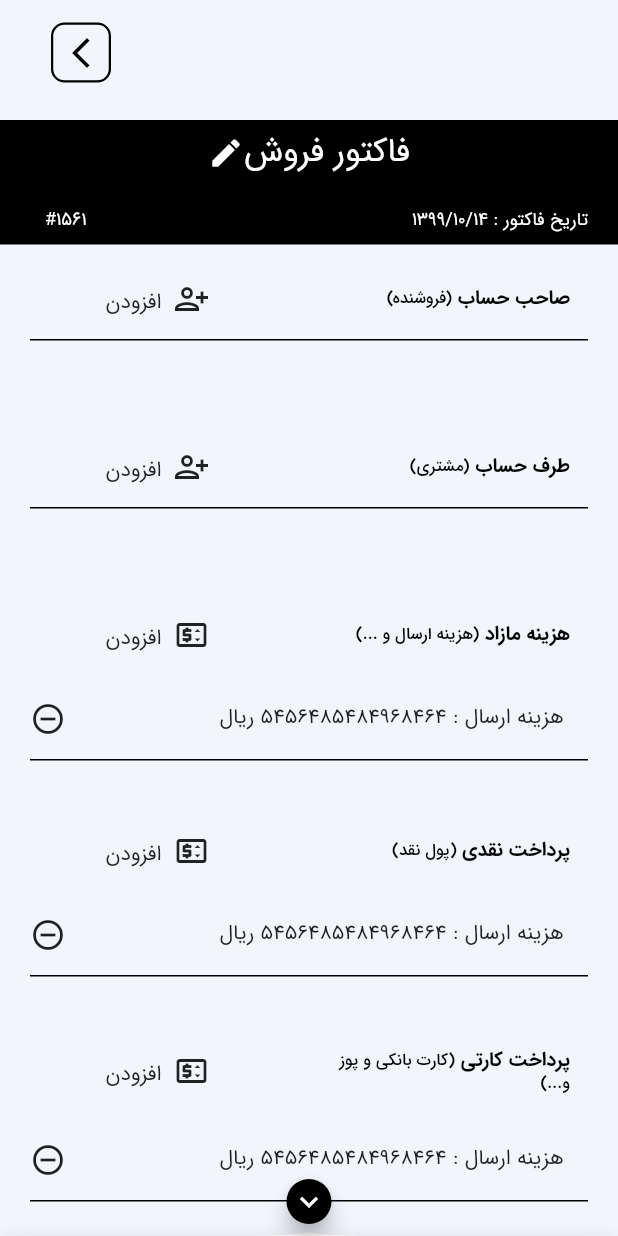
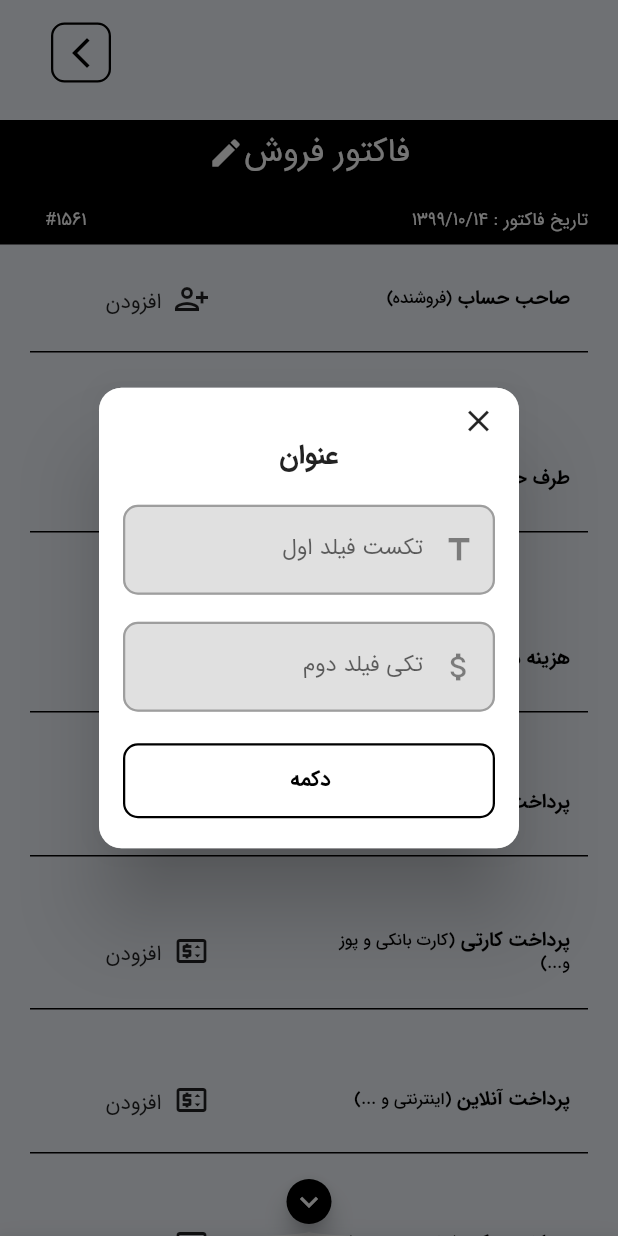
Before and after one commit to pedrammgd/factor-flutter, a Flutter app: the FactorUnofficialSpecificationPage screen opened by its route, after a tap on an icon or button, on a phone screen of 412 x 824 dp. Run offline on Flutter 3.47's test engine with Material 2 defaults, Android fonts, the light colour scheme and no system bars; our stand-ins replace animate_do, firebase_core, firebase_messaging, flutter_local_notifications, get, image_picker and 4 more; missing offline and left inert: file_saver, persian_number_utility, syncfusion_flutter_pdf, syncfusion_flutter_pdfviewer; accounts and stored records are empty.

Commit message:
add some feauter to factor specefic

```diff
--- a/lib/controllers/factor_unofficial_specification/factor_unofficial_specification_controller.dart
+++ b/lib/controllers/factor_unofficial_specification/factor_unofficial_specification_controller.dart
@@ -5,6 +5,7 @@ import 'package:factor_flutter_mobile/core/constans/constans.dart';
 import 'package:factor_flutter_mobile/models/buyer_view_model/buyer_view_model.dart';
 import 'package:factor_flutter_mobile/models/factor_unofficial_item_view_model/factor_unofficial_item_view_model.dart';
 import 'package:factor_flutter_mobile/models/my_profile_view_model/my_profile_view_model.dart';
+import 'package:factor_flutter_mobile/models/specification_cost_view_model/specification_cost_view_model.dart';
 import 'package:flutter/material.dart';
 import 'package:get/get.dart';
 import 'package:shared_preferences/shared_preferences.dart';
@@ -15,10 +16,16 @@ class FactorUnofficialSpecificationController extends GetxController {
     super.onInit();
     initSharedPreferences();
     scrollController.addListener(() {
-      print(scrollController.offset);
       offsetScroll.value = scrollController.offset;
     });
   }
+
+  RxList<SpecificationCostViewModel> excessCostList =
+      <SpecificationCostViewModel>[].obs;
+  TextEditingController excessCostTitleTextEditingController =
+      TextEditingController();
+  TextEditingController excessCostPriceTextEditingController =
+      TextEditingController();
 
   RxDouble offsetScroll = 0.0.obs;
   final ScrollController scrollController = ScrollController();
--- /dev/null
+++ b/lib/models/specification_cost_view_model/specification_cost_view_model.dart
@@ -0,0 +1,24 @@
+class SpecificationCostViewModel {
+  SpecificationCostViewModel({
+    required this.id,
+    required this.title,
+    required this.price,
+  });
+
+  final String id;
+  final String title;
+  final String price;
+
+  factory SpecificationCostViewModel.fromJson(Map<String, dynamic> json) =>
+      SpecificationCostViewModel(
+        id: json['id'],
+        title: json['title'],
+        price: json['price'],
+      );
+
+  Map<String, dynamic> toJson() => {
+        'id': id,
+        'title': title,
+        'price': price,
+      };
+}
--- a/lib/views/factor_unofficial_specification/factor_unofficial_specification_page.dart
+++ b/lib/views/factor_unofficial_specification/factor_unofficial_specification_page.dart
@@ -5,7 +5,9 @@ import 'package:factor_flutter_mobile/controllers/factor_unofficial_specificatio
 import 'package:factor_flutter_mobile/core/constans/constans.dart';
 import 'package:factor_flutter_mobile/core/router/factor_pages.dart';
 import 'package:factor_flutter_mobile/models/factor_unofficial_item_view_model/factor_unofficial_item_view_model.dart';
+import 'package:factor_flutter_mobile/models/specification_cost_view_model/specification_cost_view_model.dart';
 import 'package:factor_flutter_mobile/views/buyer/buyer_page.dart';
+import 'package:factor_flutter_mobile/views/factor_unofficial_specification/widgets/factor_unofficial_specification_dialog.dart';
 import 'package:factor_flutter_mobile/views/shared/widgets/bottom_sheet_total_price_widget.dart';
 import 'package:factor_flutter_mobile/views/shared/widgets/custom_factor_divider.dart';
 import 'package:factor_flutter_mobile/views/shared/widgets/expandable/factor_expandable.dart';
@@ -100,29 +102,54 @@ class FactorUnofficialSpecificationPage
                   }),
               Constants.largeVerticalSpacer,
               _factorSelectButton(
+                itemList: controller.excessCostList,
                 hasBottomItem: true,
                 icon: const Icon(Icons.price_change_outlined),
                 title: 'هزینه مازاد ',
                 bracesWord: 'هزینه ارسال و ...',
-                onTap: () {},
+                onTap: () async {
+                  final result = await Get.dialog(
+                    FactorUnofficialSpecificationDialog(
+                      topTextEditingController:
+                          controller.excessCostTitleTextEditingController,
+                      bottomTextEditingController:
+                          controller.excessCostPriceTextEditingController,
+                      buttonOnTap: () {
+                        controller.excessCostList.add(
+                            SpecificationCostViewModel(
+                                id: '',
+                                price: controller
+                                    .excessCostPriceTextEditingController.text,
+                                title: controller
+                                    .excessCostTitleTextEditingController
+                                    .text));
+                        Get.back();
+                      },
+                    ),
+                  );
+
+                  if (result == true) {
+                    print('eee');
+                  }
+                },
               ),
               _factorSelectButton(
-                  hasBottomItem: true,
+                  hasBottomItem: false,
                   icon: const Icon(Icons.price_change_outlined),
                   title: 'پرداخت نقدی ',
                   bracesWord: 'پول نقد'),
               _factorSelectButton(
-                  hasBottomItem: true,
+                  hasBottomItem: false,
                   icon: const Icon(Icons.price_change_outlined),
                   title: 'پرداخت کارتی ',
                   bracesWord: 'کارت بانکی و پوز و...'),
               _factorSelectButton(
-                  hasBottomItem: true,
+                  hasBottomItem: false,
                   icon: const Icon(Icons.price_change_outlined),
                   title: 'پرداخت آنلاین ',
                   bracesWord: 'اینترنتی و ...'),
               _factorSelectButton(
-                  hasBottomItem: true,
+                  hasBottomItem: false,
                   icon: const Icon(Icons.price_change_outlined),
                   title: 'پرداخت چکی ',
                   bracesWord: 'چک و سفته ...'),
@@ -220,6 +247,7 @@ class FactorUnofficialSpecificationPage
     Function()? onTap,
     bool isSelectedName = false,
     String selectedText = '',
+    RxList<SpecificationCostViewModel>? itemList,
   }) {
     return InkWell(
       onTap: onTap,
@@ -279,21 +307,25 @@ class FactorUnofficialSpecificationPage
               Constants.largeHorizontalSpacer,
             ],
           ),
-          Constants.mediumVerticalSpacer,
+          Constants.largeVerticalSpacer,
           if (hasBottomItem)
-            InkWell(
-              onTap: () {},
-              child: Column(
+            ListView.builder(
+              itemCount: itemList?.length,
+              shrinkWrap: true,
+              physics: const NeverScrollableScrollPhysics(),
+              itemBuilder: (context, index) => Column(
                 children: [
-                  Constants.mediumVerticalSpacer,
+                  // Constants.mediumVerticalSpacer,
                   Row(
                     mainAxisAlignment: MainAxisAlignment.spaceBetween,
-                    children: const [
+                    children: [
                       Padding(
-                        padding: EdgeInsetsDirectional.only(start: 32),
-                        child: Text(' هزینه ارسال : 5456485484968464 ریال'),
+                        padding: const EdgeInsetsDirectional.only(start: 32),
+                        child: Text(
+                            '${itemList![index].title} : ${itemList[index].price} ریال '),
+                        // child: Text('  : $price  ریال $titleCost'),
                       ),
-                      Padding(
+                      const Padding(
                         padding: EdgeInsetsDirectional.only(
                           end: 20,
                           start: 20,
@@ -302,7 +334,7 @@ class FactorUnofficialSpecificationPage
                       ),
                     ],
                   ),
-                  Constants.mediumVerticalSpacer,
+                  Constants.smallVerticalSpacer,
                 ],
               ),
             ),
--- /dev/null
+++ b/lib/views/factor_unofficial_specification/widgets/factor_unofficial_specification_dialog.dart
@@ -0,0 +1,93 @@
+import 'package:factor_flutter_mobile/core/constans/constans.dart';
+import 'package:factor_flutter_mobile/views/shared/widgets/factor_border_button.dart';
+import 'package:factor_flutter_mobile/views/shared/widgets/factor_text_form_feild.dart';
+import 'package:flutter/cupertino.dart';
+import 'package:flutter/material.dart';
+import 'package:flutter/widgets.dart';
+import 'package:get/get.dart';
+
+class FactorUnofficialSpecificationDialog extends StatelessWidget {
+  const FactorUnofficialSpecificationDialog(
+      {Key? key,
+      this.title = 'عنوان',
+      this.topTextFormFieldLabel = 'تکست فیلد اول',
+      this.bottomTextFormFieldLabel = 'تکی فیلد دوم',
+      this.closeOnTap,
+      this.bottomTextEditingController,
+      this.topTextEditingController,
+      this.buttonOnTap})
+      : super(key: key);
+
+  final String title;
+  final String topTextFormFieldLabel;
+  final String bottomTextFormFieldLabel;
+  final TextEditingController? bottomTextEditingController;
+  final TextEditingController? topTextEditingController;
+  final Function()? closeOnTap;
+  final Function()? buttonOnTap;
+
+  @override
+  Widget build(BuildContext context) {
+    return AlertDialog(
+      shape: RoundedRectangleBorder(
+        side: const BorderSide(color: Colors.white70, width: 1),
+        borderRadius: BorderRadius.circular(15),
+      ),
+      contentPadding: const EdgeInsets.only(top: 5, bottom: 20),
+      content: SingleChildScrollView(
+        child: Column(
+          mainAxisSize: MainAxisSize.min,
+          children: [
+            Theme(
+              data: ThemeData(
+                splashColor: Colors.transparent,
+                highlightColor: Colors.transparent,
+              ),
+              child: InkWell(
+                splashFactory: NoSplash.splashFactory,
+                onTap: closeOnTap ?? () => Get.back(),
+                child: Row(
+                  mainAxisAlignment: MainAxisAlignment.start,
+                  mainAxisSize: MainAxisSize.max,
+                  children: const [
+                    Padding(
+                      padding: EdgeInsetsDirectional.only(top: 5, start: 15),
+                      child: Icon(Icons.close),
+                    ),
+                  ],
+                ),
+              ),
+            ),
+            Text(
+              title,
+              style: const TextStyle(fontWeight: FontWeight.bold, fontSize: 18),
+            ),
+            Constants.mediumVerticalSpacer,
+            FactorTextFormField(
+              controller: topTextEditingController,
+              hasBorder: true,
+              labelText: topTextFormFieldLabel,
+              prefixIcon: const Icon(Icons.title),
+            ),
+            Constants.smallVerticalSpacer,
+            FactorTextFormField(
+              controller: bottomTextEditingController,
+              hasBorder: true,
+              labelText: bottomTextFormFieldLabel,
+              prefixIcon: const Icon(Icons.attach_money),
+              suffixText: 'ریال',
+            ),
+            Constants.mediumVerticalSpacer,
+            Padding(
+              padding: const EdgeInsets.symmetric(horizontal: 16),
+              child: SizedBox(
+                  height: 50,
+                  width: double.infinity,
+                  child: CustomBorderButton(onPressed: buttonOnTap)),
+            ),
+          ],
+        ),
+      ),
+    );
+  }
+}
```
